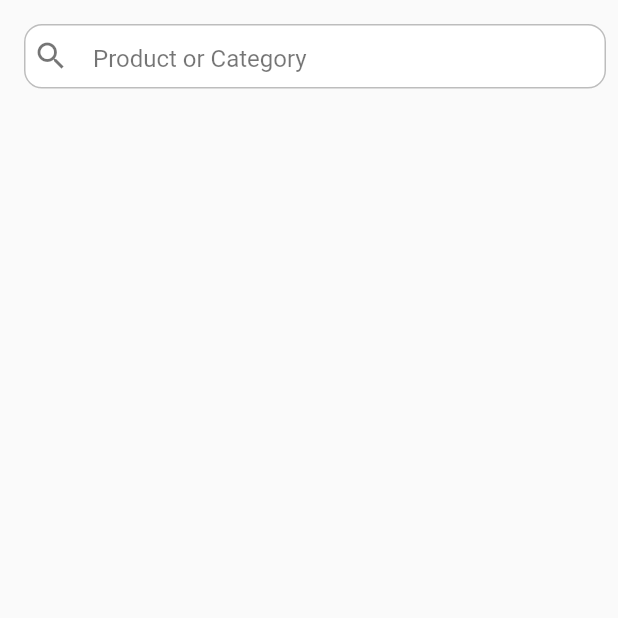
After one commit to abhinash9177/abhi_ecommerce, a Flutter app: the screen it shows once a user with an empty profile is signed in, after a tap on the "search" icon, on a phone screen of 412 x 824 dp, the top half of it. The commit adds this screen. Run offline on Flutter 3.47's test engine with Material 2 defaults, Android fonts, the phone set to English and light mode, and no system bars; our stand-ins replace cloud_firestore, firebase_auth, firebase_core; accounts and stored records are empty; network calls fail.

Commit message:
completed the app basic level

```diff
--- a/lib/firebase/user_products.dart
+++ b/lib/firebase/user_products.dart
@@ -4,7 +4,7 @@ import 'package:cloud_firestore/cloud_firestore.dart';
 import 'package:firebase_auth/firebase_auth.dart';
 
 class UserProducts {
-  Future<void> addToCart(useruid, productId, productname) async {
+  Future<void> addToCart(useruid, productId, productname, int price) async {
     FirebaseFirestore.instance
         .collection('users')
         .doc(useruid)
@@ -23,6 +23,7 @@ class UserProducts {
               id: addcartData.id,
               name: productname,
               productId: productId,
+              price: price,
               category: 'electronics',
               quantity: 1);
           final json = products.toJson();
@@ -71,7 +72,7 @@ class UserProducts {
         .delete();
   }
 
-  Future<void> addToFavourites(useruid, productId) async {
+  Future<void> addToFavourites(useruid, productId, price) async {
     print('favourite add fav id is: $useruid');
     print('favourite add fav id is: $productId');
     try {
@@ -100,6 +101,7 @@ class UserProducts {
               id: addcartData.id,
               name: 'google',
               productId: productId,
+              price: price,
               category: 'electronics',
               quantity: 1);
           final json = products.toJson();
--- a/lib/main.dart
+++ b/lib/main.dart
@@ -1,10 +1,7 @@
 import 'package:abhi_ecommerce/authentication_page.dart';
-import 'package:abhi_ecommerce/firebase/firebase_api.dart';
 import 'package:abhi_ecommerce/firebase/firebase_service.dart';
 import 'package:abhi_ecommerce/firebase/services.dart';
 import 'package:abhi_ecommerce/firebase/user_products.dart';
-import 'package:abhi_ecommerce/homepage.dart';
-import 'package:abhi_ecommerce/myproviders/user_provider.dart';
 import 'package:firebase_auth/firebase_auth.dart';
 import 'package:flutter/material.dart';
 import 'package:firebase_core/firebase_core.dart';
--- a/lib/models/cart_model.dart
+++ b/lib/models/cart_model.dart
@@ -3,6 +3,7 @@ class CartModel {
   final String productId;
   final String name;
   final String category;
+  final int price;
   final int quantity;
 
   CartModel({
@@ -10,6 +11,7 @@ class CartModel {
     required this.name,
     required this.productId,
     required this.category,
+    required this.price,
     required this.quantity,
   });
 
@@ -18,6 +20,7 @@ class CartModel {
         'name': name,
         'productId': productId,
         'category': category,
+        'price': price,
         'quantity': quantity,
       };
 
@@ -26,6 +29,7 @@ class CartModel {
         name: json['name'],
         productId: json['productId'],
         category: json['category'],
+        price: json['price'],
         quantity: json['quantity'],
       );
 }
--- a/lib/my_account.dart
+++ b/lib/my_account.dart
@@ -1,5 +1,6 @@
 import 'package:abhi_ecommerce/authentication_page.dart';
 import 'package:abhi_ecommerce/firebase/services.dart';
+
 import 'package:flutter/material.dart';
 import 'package:provider/provider.dart';
 
@@ -18,6 +19,9 @@ class MyAccountPage extends StatelessWidget {
           crossAxisAlignment: CrossAxisAlignment.center,
           children: [
             const Text('You are now logged In'),
+            const SizedBox(
+              height: 30,
+            ),
             const SizedBox(
               height: 30,
             ),
--- /dev/null
+++ b/lib/search/search.dart
@@ -0,0 +1,160 @@
+import 'dart:async';
+
+import 'package:abhi_ecommerce/firebase/services.dart';
+import 'package:abhi_ecommerce/firebase/user_products.dart';
+import 'package:abhi_ecommerce/models/my_model.dart';
+import 'package:abhi_ecommerce/search/display_products.dart';
+import 'package:abhi_ecommerce/search/favourite_icon.dart';
+import 'package:abhi_ecommerce/search/search_widget.dart';
+import 'package:abhi_ecommerce/search/testserver.dart';
+import 'package:flutter/material.dart';
+import 'package:provider/provider.dart';
+
+class SearchPage extends StatefulWidget {
+  const SearchPage({Key? key}) : super(key: key);
+
+  @override
+  _SearchPageState createState() => _SearchPageState();
+}
+
+class _SearchPageState extends State<SearchPage> {
+  List<Product> productsData = [];
+
+  String query = '';
+  Timer? debouncer;
+  bool loading = true;
+
+  get child => null;
+
+  @override
+  void initState() {
+    super.initState();
+
+    init();
+  }
+
+  @override
+  void dispose() {
+    debouncer?.cancel();
+    super.dispose();
+  }
+
+  void debounce(
+    VoidCallback callback, {
+    Duration duration = const Duration(milliseconds: 1000),
+  }) {
+    if (debouncer != null) {
+      debouncer!.cancel();
+    }
+
+    debouncer = Timer(duration, callback);
+  }
+
+  Future init() async {
+    final listAllProducts = await ConsultancyDatabase().getData(query);
+
+    setState(() => productsData = listAllProducts);
+    setState(() {
+      loading = false;
+    });
+  }
+
+  @override
+  Widget build(BuildContext context) => Scaffold(
+        body: SafeArea(
+          child: Column(
+            children: <Widget>[
+              SizedBox(
+                child: buildSearch(),
+                height: 75,
+              ),
+              Expanded(
+                child: loading
+                    ? const Center(
+                        child: CircularProgressIndicator(
+                          color: Colors.grey,
+                        ),
+                      )
+                    : ListView.builder(
+                        itemCount: productsData.length,
+                        itemBuilder: (context, index) {
+                          final requestedQueryData = productsData[index];
+                          print(requestedQueryData.name.length.toString());
+                          return buildBook(requestedQueryData);
+                        },
+                      ),
+              ),
+            ],
+          ),
+        ),
+      );
+
+  Widget buildSearch() => SearchWidget(
+        text: query,
+        hintText: 'Product or Category',
+        onChanged: searchBook,
+      );
+
+  Future searchBook(String query) async => debounce(() async {
+        final newQueryList = await ConsultancyDatabase().getData(query);
+
+        if (!mounted) return;
+
+        setState(() {
+          this.query = query;
+          productsData = newQueryList;
+        });
+      });
+
+  Widget buildBook(Product requestedQueryData) => GestureDetector(
+        onTap: () {
+          Navigator.push(
+            context,
+            MaterialPageRoute(builder: (context) => const SearchPage()),
+          );
+        },
+        child: Card(
+          shape: RoundedRectangleBorder(
+            borderRadius: BorderRadius.circular(10.0),
+          ),
+          //color: Colors.pink[50],
+          elevation: 6.0,
+          child: Padding(
+            padding: const EdgeInsets.all(8.0),
+            child: SizedBox(
+              height: 130,
+              child: Stack(
+                children: [
+                  DisplyProduct(
+                    snap: requestedQueryData,
+                  ),
+                  Positioned(
+                    right: 8,
+                    top: -2,
+                    child: IconButton(
+                        onPressed: () {
+                          _addtoFavouritesButton(
+                              requestedQueryData.id, requestedQueryData.price);
+                        },
+                        icon: FavouriteIcon(
+                            useruid: Provider.of<AthenticationService>(context,
+                                    listen: false)
+                                .currentUserUid!
+                                .uid,
+                            id: requestedQueryData.id)),
+                  ),
+                ],
+              ),
+            ),
+          ),
+        ),
+      );
+  _addtoFavouritesButton(requestedQueryData, int price) {
+    Provider.of<UserProducts>(context, listen: false).addToFavourites(
+        Provider.of<AthenticationService>(context, listen: false)
+            .currentUserUid!
+            .uid,
+        requestedQueryData,
+        price);
+  }
+}
--- /dev/null
+++ b/lib/search/search_widget.dart
@@ -0,0 +1,60 @@
+import 'package:flutter/material.dart';
+
+class SearchWidget extends StatefulWidget {
+  final String text;
+  final ValueChanged<String> onChanged;
+  final String hintText;
+
+  const SearchWidget({
+    Key? key,
+    required this.text,
+    required this.onChanged,
+    required this.hintText,
+  }) : super(key: key);
+
+  @override
+  _SearchWidgetState createState() => _SearchWidgetState();
+}
+
+class _SearchWidgetState extends State<SearchWidget> {
+  final controller = TextEditingController();
+
+  @override
+  Widget build(BuildContext context) {
+    const styleActive = TextStyle(color: Colors.black);
+    const styleHint = TextStyle(color: Colors.black54);
+    final style = widget.text.isEmpty ? styleHint : styleActive;
+
+    return Container(
+      height: 42,
+      margin: const EdgeInsets.fromLTRB(16, 16, 8, 16),
+      decoration: BoxDecoration(
+        borderRadius: BorderRadius.circular(12),
+        color: Colors.white,
+        border: Border.all(color: Colors.black26),
+      ),
+      padding: const EdgeInsets.symmetric(horizontal: 5),
+      child: TextField(
+        controller: controller,
+        decoration: InputDecoration(
+          icon: Icon(Icons.search, color: style.color),
+          suffixIcon: widget.text.isNotEmpty
+              ? GestureDetector(
+                  child: Icon(Icons.close, color: style.color),
+                  onTap: () {
+                    controller.clear();
+                    widget.onChanged('');
+                    FocusScope.of(context).requestFocus(FocusNode());
+                  },
+                )
+              : null,
+          hintText: widget.hintText,
+          hintStyle: style,
+          border: InputBorder.none,
+        ),
+        style: style,
+        onChanged: widget.onChanged,
+      ),
+    );
+  }
+}
--- /dev/null
+++ b/lib/search/testserver.dart
@@ -0,0 +1,31 @@
+import 'package:abhi_ecommerce/models/my_model.dart';
+import 'package:cloud_firestore/cloud_firestore.dart';
+
+class ConsultancyDatabase {
+  List<Product> consultancylist = [];
+  final CollectionReference collectionRef =
+      FirebaseFirestore.instance.collection("products");
+
+  Future<List<Product>> getData(query) async {
+    //String query = 'my name';
+    try {
+      await collectionRef.get().then((querySnapshot) {
+        for (var result in querySnapshot.docs.where((element) {
+          final q1 = element['name'].toString().toLowerCase().contains(query);
+          final q2 =
+              element['category'].toString().toLowerCase().contains(query);
+          return q1 || q2;
+        })) {
+          consultancylist
+              .add(Product.fromJson(result.data() as Map<String, dynamic>));
+        }
+      });
+      print(consultancylist);
+
+      return consultancylist;
+    } catch (e) {
+      print("Error - $e");
+      return [];
+    }
+  }
+}
--- a/lib/myproviders/show_cart.dart
+++ b/lib/utilits/show_cart.dart
@@ -3,7 +3,6 @@ import 'package:abhi_ecommerce/firebase/services.dart';
 import 'package:abhi_ecommerce/firebase/user_products.dart';
 import 'package:abhi_ecommerce/models/cart_model.dart';
 import 'package:abhi_ecommerce/models/my_model.dart';
-import 'package:abhi_ecommerce/myproviders/user_provider.dart';
 import 'package:flutter/material.dart';
 import 'package:provider/provider.dart';
 
```
Also changed, not shown: lib/homepage.dart (+16 -116 lines), lib/product_detials.dart (+4 -4 lines), lib/search/display_products.dart (added, +73 -0 lines), lib/search/favourite_icon.dart (added, +46 -0 lines), lib/search/total_price.dart (added, +54 -0 lines), lib/utilits/my_favourites.dart (renamed from lib/myproviders/my_favourites.dart, +4 -3 lines), lib/utilits/cart_symbol.dart (renamed from lib/myproviders/cart_symbol.dart), lib/utilits/show_cart_list.dart (renamed from lib/myproviders/show_cart_list.dart), lib/utilits/user_provider.dart (renamed from lib/myproviders/user_provider.dart).
